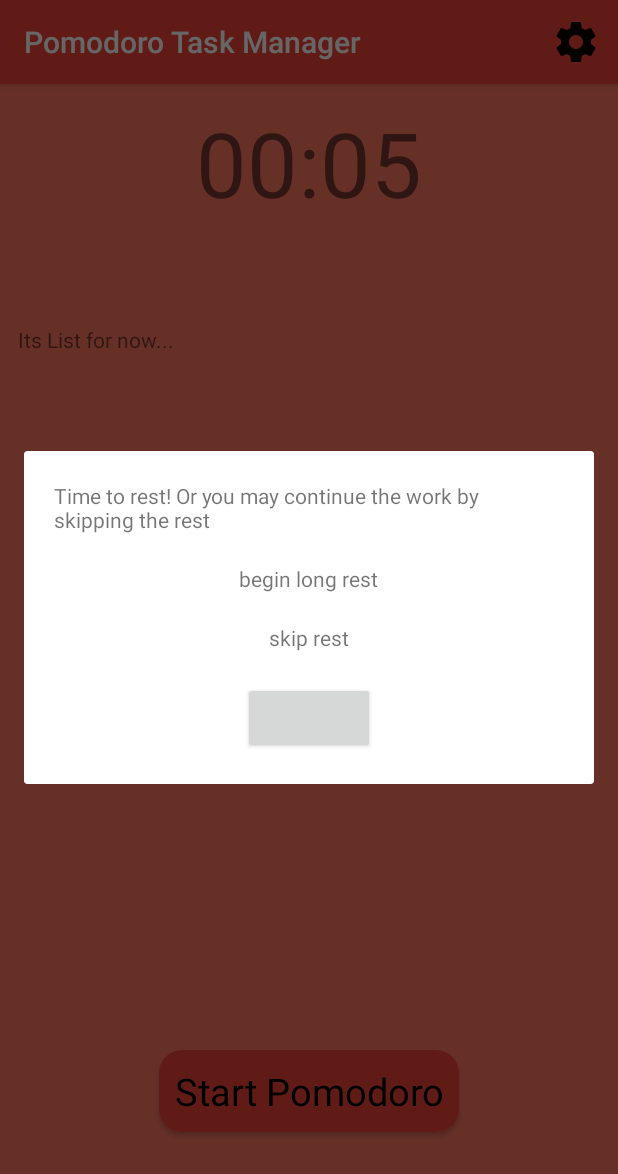
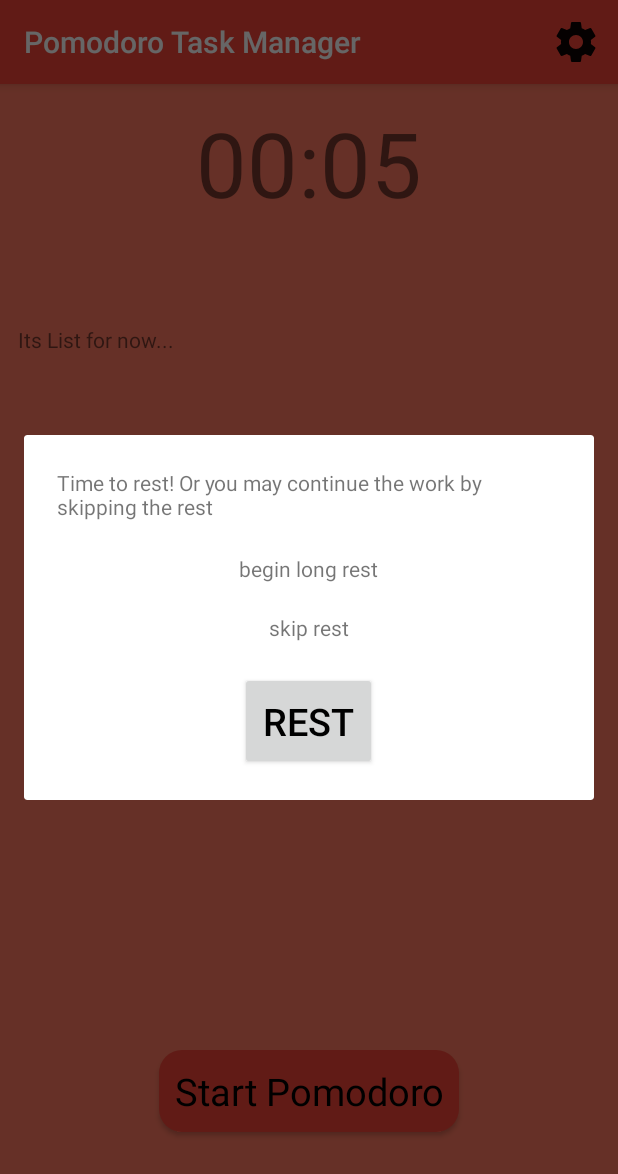
Before and after one commit to Asangin/PomodoroApp, an Android app: the fragment RestDialogFragment placed in its activity, on a phone screen of 412 x 824 dp. Shown: the top 1174 px of the screen. Run offline under Robolectric (Android 15) with nearby library versions, the phone set to English and light mode, and no system bars.

Commit message:
remove work dialog (Depreceted), add dialog style, try to impl broadcast events

```diff
--- a/app/build.gradle
+++ b/app/build.gradle
@@ -16,17 +16,17 @@ android {
             proguardFiles getDefaultProguardFile('proguard-android.txt'), 'proguard-rules.pro'
         }
     }
+    productFlavors {
+    }
 }
 
 dependencies {
-    implementation fileTree(dir: 'libs', include: ['*.jar'])
+    implementation fileTree(include: ['*.jar'], dir: 'libs')
     implementation 'com.android.support:appcompat-v7:27.1.1'
     implementation 'com.android.support.constraint:constraint-layout:1.1.1'
-
     // unit testing
     testImplementation 'junit:junit:4.12'
     testImplementation "org.mockito:mockito-all:$rootProject.ext.mockitoVersion"
-
     //instrumental testing
     androidTestImplementation 'com.android.support.test:rules:1.0.2'
     androidTestImplementation 'com.android.support.test:runner:1.0.2'
--- a/app/src/main/java/com/studio/skryl/pomodoroapplication/MainActivity.java
+++ b/app/src/main/java/com/studio/skryl/pomodoroapplication/MainActivity.java
@@ -33,6 +33,7 @@ public class MainActivity extends AppCompatActivity implements ButtonsFragment.B
     AppPreferences preferences;
     NotificationUtils notificationUtils;
     private int notifID;
+    private int notifAction;
 
     @Override
     protected void onCreate(Bundle savedInstanceState) {
@@ -46,7 +47,11 @@ public class MainActivity extends AppCompatActivity implements ButtonsFragment.B
 
         notificationUtils = NotificationUtils.getInstance(this);
 
+        Intent intent = getIntent();
+        notifAction = intent.getIntExtra("NOTIF_ACTION", 2);
+
         attachFragmentToActivity();
+
         setStageTheme(preferences.getStageAct());
     }
 
@@ -97,6 +102,10 @@ public class MainActivity extends AppCompatActivity implements ButtonsFragment.B
     @Override
     protected void onResume() {
         super.onResume();
+
+        if (notifAction == AppPreferences.POMO_ACT) dialogWorkRest(Constants.WORK_DIALOG);
+        else if (notifAction == AppPreferences.REST_ACT) dialogWorkRest(Constants.REST_DIALOG);
+
         BroadcastReceiver broadcastReceiver = new BroadcastReceiver() {
             @Override
             public void onReceive(Context context, Intent intent) {
@@ -117,8 +126,9 @@ public class MainActivity extends AppCompatActivity implements ButtonsFragment.B
         DialogFragment dg;
         switch (dialog) {
             case Constants.WORK_DIALOG:
-                dg = new WorkDialogFragment();
-                dg.show(getSupportFragmentManager(), Constants.WORK_DIALOG);
+                  workEvent();
+//                dg = new WorkDialogFragment();
+//                dg.show(getSupportFragmentManager(), Constants.WORK_DIALOG);
                 break;
             case Constants.REST_DIALOG:
                 dg = new RestDialogFragment();
--- a/app/src/main/java/com/studio/skryl/pomodoroapplication/backgrounds/TimerService.java
+++ b/app/src/main/java/com/studio/skryl/pomodoroapplication/backgrounds/TimerService.java
@@ -78,12 +78,12 @@ public class TimerService extends Service {
         int notifId;
         switch (stage) {
             case AppPreferences.POMO_ACT:
-                notifId = notificationUtils.createPomodoroFinishNotification("Time to rest!", "Relax and make cup of tea.");
+                notifId = notificationUtils.createPomodoroFinishNotification("Time to rest!", "Relax and make cup of tea.", stage);
                 intent.putExtra(Constants.BROADCAST_DIALOG, Constants.REST_DIALOG).putExtra(Constants.NOTIFICATION_ID, notifId);
                 sendBroadcast(intent);
                 break;
             case AppPreferences.REST_ACT:
-                notifId = notificationUtils.createPomodoroFinishNotification("Back to work!", "That it for rest, time to back for the work.");
+                notifId = notificationUtils.createPomodoroFinishNotification("Back to work!", "That it for rest, time to back for the work.", stage);
                 intent.putExtra(Constants.BROADCAST_DIALOG, Constants.WORK_DIALOG).putExtra(Constants.NOTIFICATION_ID, notifId);
                 sendBroadcast(intent);
                 break;
--- a/app/src/main/java/com/studio/skryl/pomodoroapplication/view/WorkDialogFragment.java
+++ b/app/src/main/java/com/studio/skryl/pomodoroapplication/view/WorkDialogFragment.java
@@ -14,6 +14,8 @@ import android.widget.Button;
 import com.studio.skryl.pomodoroapplication.R;
 import com.studio.skryl.pomodoroapplication.utils.Constants;
 
+
+@Deprecated
 public class WorkDialogFragment extends DialogFragment {
 
     DialogEventListener listener;
--- a/app/src/main/res/layout/rest_dialog_fragment.xml
+++ b/app/src/main/res/layout/rest_dialog_fragment.xml
@@ -4,13 +4,14 @@
     android:layout_height="match_parent"
     android:orientation="vertical"
     android:padding="10dp"
-    style="@style/PomoTheme">
+    style="@style/PomoTheme"
+    android:theme="@style/MyDialogTheme">
 
     <TextView
         android:layout_width="wrap_content"
         android:layout_height="wrap_content"
         android:layout_gravity="center"
-        android:layout_margin="10dp"
+        android:layout_margin="12dp"
         android:text="@string/rest_dialog_txt"/>
     <TextView
         android:id="@+id/long_rest"
@@ -32,6 +33,8 @@
         android:id="@+id/rest_btn"
         android:layout_margin="10dp"
         android:layout_gravity="center"
+        android:text="@string/rest_dialod"
+        android:theme="@style/ActionButton"
         android:layout_width="wrap_content"
         android:layout_height="wrap_content" />
 
--- a/app/src/main/res/values/colors.xml
+++ b/app/src/main/res/values/colors.xml
@@ -13,4 +13,5 @@
     <color name="primaryDarkColor">#ba000d</color>
 
     <color name="primaryTextColor">#000000</color>
+    <color name="primaryWindowsBackground">#ffebee</color>
 </resources>
--- a/app/src/main/res/values/strings.xml
+++ b/app/src/main/res/values/strings.xml
@@ -27,4 +27,5 @@
     <string name="begin_long_rest">begin long rest</string>
     <string name="rest_dialog_txt">Time to rest! Or you may continue the work by skipping the rest</string>
     <string name="skip_rest">skip rest</string>
+    <string name="rest_dialod">rest</string>
 </resources>
--- a/app/src/main/res/values/styles.xml
+++ b/app/src/main/res/values/styles.xml
@@ -41,4 +41,13 @@
         <item name="android:textSize">18sp</item>
     </style>
 
+    <style name="MyDialogTheme" parent="Theme.AppCompat.Light.Dialog.Alert">
+        <!--buttons color-->
+        <item name="colorAccent">@color/primaryColor</item>
+        <!--title and message color-->
+        <item name="android:textColorPrimary">@android:color/white</item>
+        <!--dialog background-->
+        <item name="android:windowBackground">@drawable/dialog_background</item>
+    </style>
+
 </resources>
```
Also changed, not shown: app/src/main/java/com/studio/skryl/pomodoroapplication/utils/NotificationUtils.java (+11 -7 lines), app/src/main/java/com/studio/skryl/pomodoroapplication/view/RestDialogFragment.java (+7 -0 lines).
